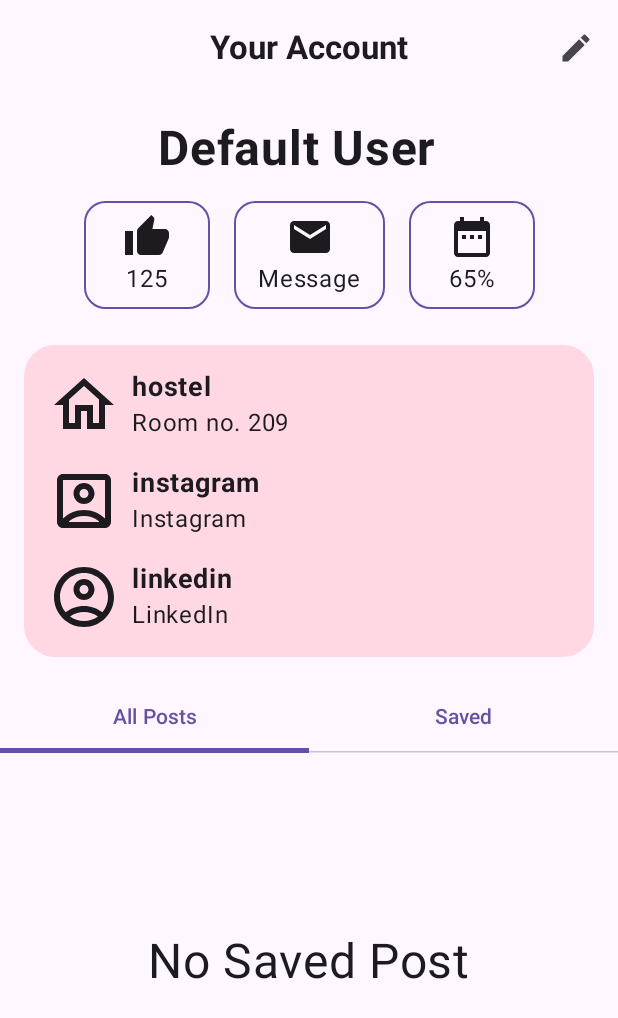
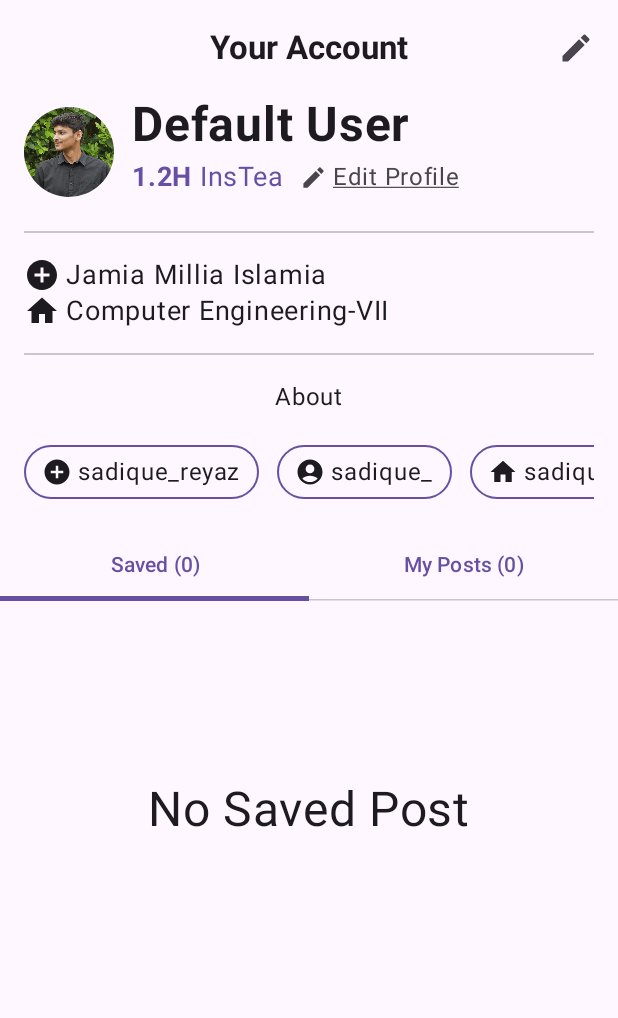
Before and after one commit to sadiquereyaz/InsTea, an Android app built with Jetpack Compose: the screen it shows after launch (MainActivity), on a phone screen of 412 x 824 dp. Shown: the top 1018 px of the screen. Run offline under Robolectric (Android 15) with nearby library versions, the phone set to English and light mode, and no system bars; our stand-ins replace Firebase (no records; nobody signed in at launch, a user with empty details on screens opened directly), Room's generated code.

Commit message:
new profile ui implemented

```diff
--- a/app/src/main/java/in/instea/instea/screens/profile/ProfileScreen.kt
+++ b/app/src/main/java/in/instea/instea/screens/profile/ProfileScreen.kt
@@ -1,25 +1,24 @@
 package `in`.instea.instea.screens.profile
 
 import PostCard
-import androidx.compose.foundation.background
+import androidx.compose.foundation.Image
 import androidx.compose.foundation.border
-import androidx.compose.foundation.layout.Box
+import androidx.compose.foundation.clickable
 import androidx.compose.foundation.layout.Column
 import androidx.compose.foundation.layout.Row
-import androidx.compose.foundation.layout.defaultMinSize
 import androidx.compose.foundation.layout.fillMaxWidth
 import androidx.compose.foundation.layout.padding
 import androidx.compose.foundation.layout.size
 import androidx.compose.foundation.lazy.LazyColumn
+import androidx.compose.foundation.lazy.LazyRow
 import androidx.compose.foundation.lazy.items
 import androidx.compose.foundation.shape.RoundedCornerShape
 import androidx.compose.material.icons.Icons
-import androidx.compose.material.icons.filled.DateRange
-import androidx.compose.material.icons.filled.Email
-import androidx.compose.material.icons.filled.ThumbUp
-import androidx.compose.material.icons.outlined.AccountBox
-import androidx.compose.material.icons.outlined.AccountCircle
-import androidx.compose.material.icons.outlined.Home
+import androidx.compose.material.icons.filled.AccountCircle
+import androidx.compose.material.icons.filled.AddCircle
+import androidx.compose.material.icons.filled.Edit
+import androidx.compose.material.icons.filled.Home
+import androidx.compose.material3.Divider
 import androidx.compose.material3.Icon
 import androidx.compose.material3.MaterialTheme
 import androidx.compose.material3.Tab
@@ -35,13 +34,20 @@ import androidx.compose.ui.Alignment
 import androidx.compose.ui.Modifier
 import androidx.compose.ui.draw.clip
 import androidx.compose.ui.graphics.vector.ImageVector
+import androidx.compose.ui.res.painterResource
+import androidx.compose.ui.text.SpanStyle
+import androidx.compose.ui.text.buildAnnotatedString
 import androidx.compose.ui.text.font.FontWeight
+import androidx.compose.ui.text.style.TextDecoration
+import androidx.compose.ui.text.withStyle
 import androidx.compose.ui.tooling.preview.Preview
 import androidx.compose.ui.unit.dp
 import androidx.compose.ui.unit.sp
 import androidx.lifecycle.viewmodel.compose.viewModel
-import androidx.navigation.compose.rememberNavController
+import `in`.instea.instea.R
 import `in`.instea.instea.data.PostData
+import `in`.instea.instea.model.UserModel
+import `in`.instea.instea.model.profile.ProfileUiState
 import `in`.instea.instea.model.profile.ProfileViewModel
 import `in`.instea.instea.ui.AppViewModelProvider
 
@@ -56,66 +62,54 @@ fun ProfileScreen(
             .fillMaxWidth(),
         horizontalAlignment = Alignment.CenterHorizontally
     ) {
+
         //user detail
         val userData = profileUiState.userData
-        Row(
-            modifier = Modifier.padding(top = 16.dp, bottom = 8.dp, end = 8.dp),
-            verticalAlignment = Alignment.CenterVertically
-        ) {
+        UserTitle(
+            userData = userData,
+            modifier = Modifier
+                .align(Alignment.Start)
+                .padding(horizontal = 16.dp)
+        )
+        Divider(modifier = Modifier.padding(16.dp))
+
+        // academic detail
+        AcademicDetails(
+            userData = userData,
+            modifier = Modifier
+                .padding(horizontal = 16.dp)
+                .align(Alignment.Start)
+        )
+        Divider(modifier = Modifier.padding(16.dp))
+
+        //about
         Text(
-                modifier = Modifier.padding(end = 8.dp),
-                text = userData?.username ?: "Default User",
-                style = MaterialTheme.typography.bodyLarge,
-                fontSize = 32.sp,
-                fontWeight = FontWeight.Bold
+            text = userData?.about ?: "About",
+            modifier = Modifier.padding(start = 16.dp, end = 16.dp)
         )
+
+        //social link
+        SocialLink(
+            modifier = Modifier.padding(
+                start = 16.dp,
+                end = 16.dp,
+                top = 20.dp,
+                bottom = 20.dp
+            )
+        )
+        // FEED
+        PersonalizedFeed(profileUiState = profileUiState)
+    }
 }
 
-        Row {
-            IconBox(
-                modifier = Modifier,
-                icon = Icons.Default.ThumbUp,
-                text = "125"
-            )
-            IconBox(
-                modifier = Modifier,
-                icon = Icons.Default.Email,
-                text = "Message"
-            )
-            IconBox(
-                modifier = Modifier,
-                icon = Icons.Default.DateRange,
-                text = "65%"
-            )
-        }
-//        Divider(
-//            modifier = Modifier.padding(16.dp)
-//        )
-        Column(
-            modifier = Modifier
-                .padding(16.dp)
-                .clip(shape = RoundedCornerShape(10))
-                .background(MaterialTheme.colorScheme.tertiaryContainer)
-                .padding(top = 16.dp, end = 16.dp)
-        ) {
-            UserDetails(
-                icon = Icons.Outlined.Home,
-                title = "hostel",
-                subtitle = "Room no. 209"
-            )
-            UserDetails(
-                icon = Icons.Outlined.AccountBox,
-                title = "instagram",
-                subtitle = "Instagram"
-            )
-            UserDetails(
-                icon = Icons.Outlined.AccountCircle,
-                title = "linkedin",
-                subtitle = "LinkedIn"
-            )
-        }
+@Composable
+private fun PersonalizedFeed(profileUiState: ProfileUiState) {
     var selectedTabIndex by remember { mutableStateOf(0) }
-        val tabs = listOf("All Posts", "Saved")
+    val savedPosts = profileUiState.savedPosts ?: emptyList()
+    val myPosts = profileUiState.savedPosts ?: emptyList()
+
+    val tabs = listOf("Saved (${savedPosts.size})", "My Posts (${myPosts.size})")
+
     TabRow(selectedTabIndex = selectedTabIndex) {
         tabs.forEachIndexed { index, title ->
             Tab(
@@ -127,18 +121,27 @@ fun ProfileScreen(
     }
     when (selectedTabIndex) {
         0 -> {
-                val savedPosts = profileUiState.savedPosts ?: emptyList()
-                if (savedPosts.isEmpty()) {
+            TabItem(postList = savedPosts, noPostText = "No Saved Post")
+        }
+
+        1 -> {
+            TabItem(postList = myPosts, noPostText = "No Post Made")
+        }
+    }
+}
+
+@Composable
+private fun TabItem(postList: List<PostData>, noPostText: String) {
+    if (postList.isEmpty()) {
         Text(
-                        text = "No Saved Post",
+            text = noPostText,
             fontSize = 32.sp,
             modifier = Modifier.padding(top = 120.dp)
         )
-                }else {
+    } else {
         LazyColumn {
-                        items(savedPosts) { post ->
+            items(postList) { post ->
                 PostCard(
-//                                profilePic = post.profileImage,
                     name = post.name,
                     location = post.location,
                     content = post.postDescription
@@ -148,81 +151,138 @@ fun ProfileScreen(
     }
 }
 
-            1 -> {
-                Text(text = "Saved", fontSize = 32.sp, modifier = Modifier.padding(top = 120.dp))
-            }
+@Composable
+private fun SocialLink(modifier: Modifier) {
+    LazyRow(
+        modifier = modifier,
+    ) {
+        val linkList = listOf<Pair<String, ImageVector>>(
+            Pair("sadique_reyaz", Icons.Default.AddCircle),
+            Pair("sadique_", Icons.Default.AccountCircle),
+            Pair("sadiquereyaz", Icons.Default.Home)
+        )
+        items(linkList) {
+            SocialItem(it)
         }
     }
 }
 
 @Composable
-private fun UserDetails(
-    icon: ImageVector,
-    title: String,
-    subtitle: String,
+private fun SocialItem(it: Pair<String, ImageVector>) {
+    Row(
+        verticalAlignment = Alignment.CenterVertically,
+        modifier = Modifier
+            .padding(end = 12.dp)
+            .border(
+                width = 1.dp,
+                color = MaterialTheme.colorScheme.primary,
+                shape = RoundedCornerShape(50)
+            )
+            .padding(horizontal = 12.dp, vertical = 6.dp)
     ) {
-    Column(
-        modifier = Modifier
-            .fillMaxWidth()
-            .padding(start = 16.dp, bottom = 16.dp),
-        horizontalAlignment = Alignment.Start
-    ) {
+        Icon(
+            modifier = Modifier.size(20.dp),
+            imageVector = it.second,
+            contentDescription = "social icon"
+        )
+        Text(text = it.first, modifier = Modifier.padding(start = 4.dp))
+    }
+}
+
+@Composable
+fun AcademicDetails(userData: UserModel?, modifier: Modifier) {
+    Column(modifier = modifier) {
+        AcademicItem(icon = Icons.Default.AddCircle, text = "Jamia Millia Islamia")
+        AcademicItem(icon = Icons.Default.Home, text = "Computer Engineering-VII")
+    }
+}
+
+@Composable
+private fun AcademicItem(icon: ImageVector, text: String) {
     Row(
         verticalAlignment = Alignment.CenterVertically
     ) {
         Icon(
-                modifier = Modifier.size(48.dp),
             imageVector = icon,
-                contentDescription = null
-            )
-            Column(
-                modifier = Modifier.padding(start = 8.dp),
-            ) {
-                Text(
-                    text = title,
-                    fontWeight = FontWeight.Bold,
-                    fontSize = 18.sp
+            contentDescription = "item icon"
         )
         Text(
-                    modifier = Modifier,
-                    text = subtitle,
-//                    fontWeight = FontWeight.Bold,
-                    fontSize = 16.sp
+            modifier = Modifier.padding(start = 4.dp),
+            fontSize = 18.sp,
+            text = text,
+            fontWeight = FontWeight.Normal
         )
     }
+}
 
+@Composable
+fun UserTitle(userData: UserModel?, modifier: Modifier) {
+    Row(
+        modifier = modifier,
+        verticalAlignment = Alignment.CenterVertically
+    ) {
+        //avatar
+        Image(
+            modifier = Modifier
+                .size(60.dp)
+                .clip(shape = RoundedCornerShape(50)),
+            painter = painterResource(id = R.drawable.dp),
+            contentDescription = "profile avatar",
+        )
+        // username and sub bio
+        Column(
+            modifier = Modifier.padding(start = 12.dp, bottom = 8.dp)
+        ) {
+            //username
+            Text(
+                modifier = Modifier.padding(bottom = 4.dp),
+                text = userData?.username ?: "Default User",
+                style = MaterialTheme.typography.bodyLarge,
+                fontSize = 32.sp,
+                fontWeight = FontWeight.Bold
+            )
+            // sub-username
+            Row(
+                modifier = Modifier,
+                verticalAlignment = Alignment.CenterVertically
+            ) {
+                // instea points
+                Text(
+                    modifier = Modifier.padding(end = 8.dp),
+                    text = buildAnnotatedString {
+                        withStyle(style = SpanStyle(fontWeight = FontWeight.Bold)) {
+                            append("1.2H ")
+                        }
+                        append("InsTea")
+                    },
+                    style = MaterialTheme.typography.bodyLarge,
+                    fontSize = 18.sp,
+                    color = MaterialTheme.colorScheme.primary
+//                    fontWeight = FontWeight.Bold
+                )
+
+                //edit button
+                Row(
+                    modifier = Modifier
+                        .clickable { }
+                        .padding(start = 2.dp),
+                    verticalAlignment = Alignment.CenterVertically
+                ) {
+                    Icon(
+                        modifier = Modifier.size(18.dp),
+                        imageVector = Icons.Default.Edit,
+                        contentDescription = "edit icon",
+                        tint = MaterialTheme.colorScheme.onSurfaceVariant,
+                    )
+                    Text(
+                        text = "Edit Profile", modifier = Modifier.padding(start = 4.dp),
+                        textDecoration = TextDecoration.Underline,
+                        color = MaterialTheme.colorScheme.onSurfaceVariant
+                    )
                 }
             }
         }
 
-@Composable
-private fun IconBox(
-    icon: ImageVector,
-    text: String,
-    modifier: Modifier = Modifier
-) {
-    Box(
-        modifier = modifier
-            .defaultMinSize(minWidth = 100.dp, minHeight = 32.dp)
-            .padding(8.dp)
-            .border(
-                width = 1.dp,
-                color = MaterialTheme.colorScheme.primary,
-                shape = RoundedCornerShape(20)
-            )
-            .padding(vertical = 8.dp, horizontal = 16.dp),
-        contentAlignment = Alignment.Center
-    ) {
-        Column(
-            horizontalAlignment = Alignment.CenterHorizontally
-        ) {
-            Icon(
-                modifier = Modifier.size(32.dp),
-                imageVector = icon,
-                contentDescription = text
-            )
-            Text(text = text)
-        }
     }
 }
 
```
Also changed, not shown: app/src/main/res/drawable/dp.JPG (added). Lines whose indentation alone changed are shown as unchanged.
